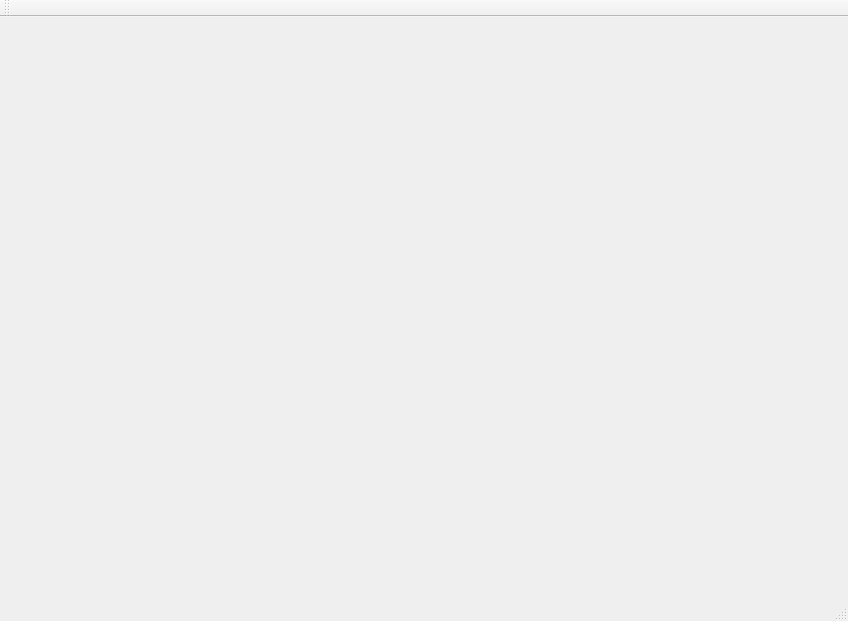
The window that mainwindow2.ui (xu-pu/odrive_ui) describes before a commit, drawn with Qt 5.
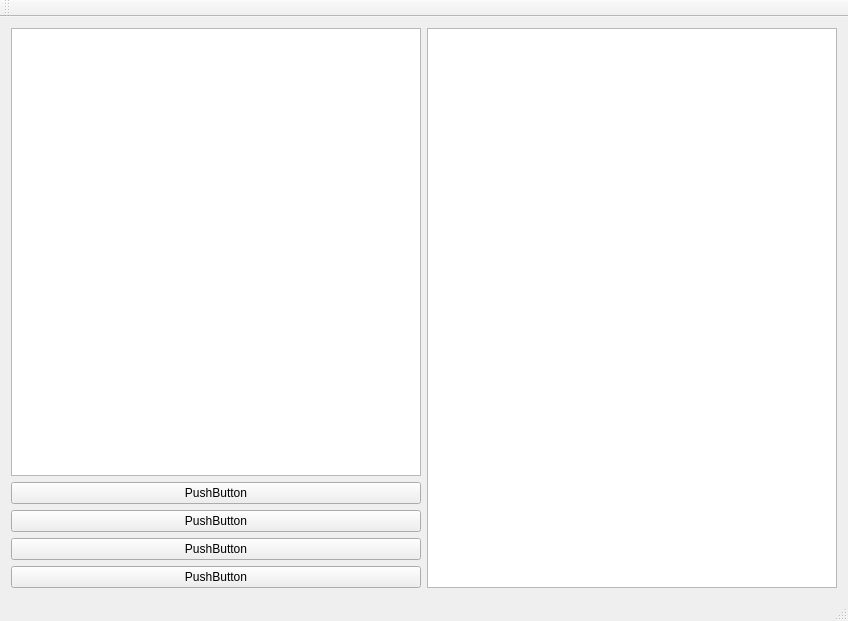
The same window after the commit.

The edit to the form file:
```diff
--- a/mainwindow2.ui
+++ b/mainwindow2.ui
@@ -13,7 +13,44 @@
   <property name="windowTitle">
    <string>MainWindow</string>
   </property>
-  <widget class="QWidget" name="centralWidget"/>
+  <widget class="QWidget" name="centralWidget">
+   <layout class="QGridLayout" name="gridLayout">
+    <item row="0" column="1" rowspan="5">
+     <widget class="QGraphicsView" name="graphicsView"/>
+    </item>
+    <item row="4" column="0">
+     <widget class="QPushButton" name="pushButton">
+      <property name="text">
+       <string>PushButton</string>
+      </property>
+     </widget>
+    </item>
+    <item row="0" column="0">
+     <widget class="QTreeView" name="treeView"/>
+    </item>
+    <item row="2" column="0">
+     <widget class="QPushButton" name="pushButton_3">
+      <property name="text">
+       <string>PushButton</string>
+      </property>
+     </widget>
+    </item>
+    <item row="3" column="0">
+     <widget class="QPushButton" name="pushButton_2">
+      <property name="text">
+       <string>PushButton</string>
+      </property>
+     </widget>
+    </item>
+    <item row="1" column="0">
+     <widget class="QPushButton" name="pushButton_4">
+      <property name="text">
+       <string>PushButton</string>
+      </property>
+     </widget>
+    </item>
+   </layout>
+  </widget>
   <widget class="QMenuBar" name="menuBar">
    <property name="geometry">
     <rect>
```
